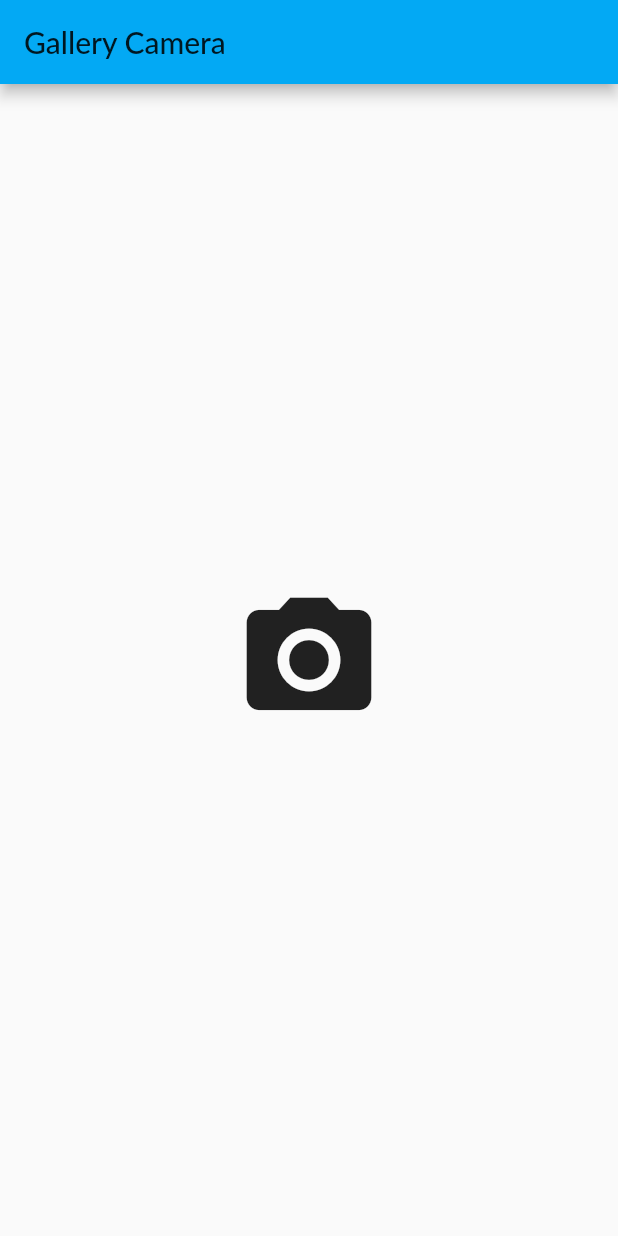
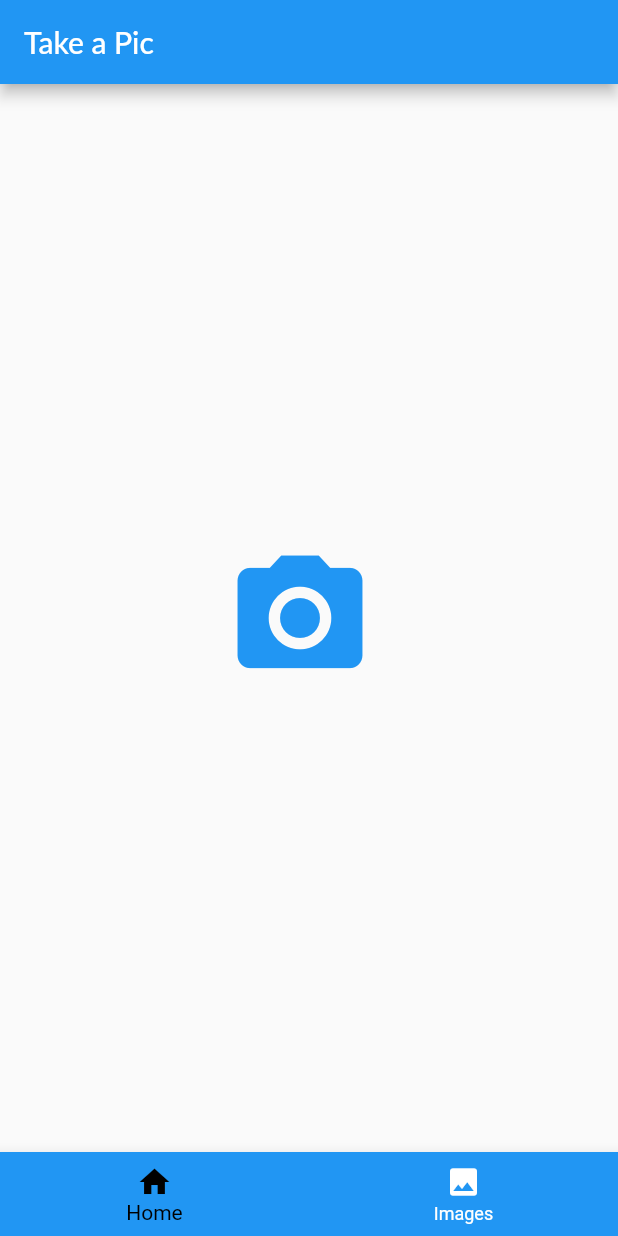
Before and after one commit to mwitiderrick/gallery-camera, a Flutter app: the screen it shows after launch, after a tap on the "photo camera" icon, on a phone screen of 412 x 824 dp. Run offline on Flutter 3.47's test engine with Material 2 defaults, Android fonts, the phone set to English and light mode, and no system bars; our stand-ins replace image_picker; Roboto replaces fonts that are missing (Lato).

Commit message:
Added tabs

```diff
--- a/lib/main.dart
+++ b/lib/main.dart
@@ -1,6 +1,7 @@
 import 'package:flutter/material.dart';
 
 import './screens/take_pic_screen.dart';
+import './screens/tabs_screen.dart';
 void main() => runApp(MyApp());
 
 class MyApp extends StatelessWidget {
@@ -10,7 +11,7 @@ class MyApp extends StatelessWidget {
       child: MaterialApp(
         title: 'Camera & Gallery Tutorial',
         theme: ThemeData(
-          primarySwatch: Colors.lightBlue,
+          primarySwatch: Theme.of(context).primaryColor,
           accentColor: Colors.teal,
           fontFamily: 'Lato',
           textTheme: ThemeData.light().textTheme.copyWith(
@@ -22,7 +23,9 @@ class MyApp extends StatelessWidget {
               ),
         ),
         routes: {
-          '/': (ctx) => TakePicScreen(),
+          '/': (ctx) =>  TabsScreen(),
+
+          TakePicScreen.routeName: (ctx) => TakePicScreen(),
         },
       ),
     );
--- /dev/null
+++ b/lib/screens/tabs_screen.dart
@@ -0,0 +1,61 @@
+import 'package:flutter/material.dart';
+
+import './take_pic_screen.dart';
+import './view_images.dart';
+class TabsScreen extends StatefulWidget {
+  @override
+  _TabsScreenState createState() => _TabsScreenState();
+}
+
+class _TabsScreenState extends State<TabsScreen> {
+  final List<Map<String, Object>> _pages = [
+     {
+      'page': TakePicScreen(),
+      'title': 'Take a Pic',
+    },
+    {
+      'page': ViewImages(),
+      'title': 'Your Images',
+    },
+
+
+  ];
+  int _selectedPageIndex = 0;
+
+  void _selectPage(int index) {
+    setState(() {
+      _selectedPageIndex = index;
+    });
+  }
+
+  @override
+  Widget build(BuildContext context) {
+    return Scaffold(
+      appBar: AppBar(
+        title: Text(_pages[_selectedPageIndex]['title']),
+        backgroundColor: Theme.of(context).primaryColor,
+      ),
+      body: _pages[_selectedPageIndex]['page'],
+      bottomNavigationBar: BottomNavigationBar(
+        onTap: _selectPage,
+        backgroundColor: Theme.of(context).primaryColor,
+        unselectedItemColor: Colors.white,
+        selectedItemColor: Colors.black,
+        currentIndex: _selectedPageIndex,
+        items: [
+            BottomNavigationBarItem(
+            backgroundColor: Theme.of(context).primaryColor,
+            icon: Icon(Icons.home),
+            title: Text('Home'),
+          ),
+
+          BottomNavigationBarItem(
+            backgroundColor: Theme.of(context).primaryColor,
+            icon: Icon(Icons.image),
+            title: Text('Images'),
+          ),
+        ],
+      ),
+    );
+  }
+}
--- a/lib/screens/take_pic_screen.dart
+++ b/lib/screens/take_pic_screen.dart
@@ -1,26 +1,50 @@
 import 'package:flutter/material.dart';
-
-class TakePicScreen extends StatelessWidget {
-  const TakePicScreen({Key key}) : super(key: key);
+import 'dart:io';
+import 'package:flutter/material.dart';
+import 'package:image_picker/image_picker.dart';
+import 'package:path/path.dart' as path;
+import 'package:path_provider/path_provider.dart' as pPath;
+class TakePicScreen extends StatefulWidget {
+  static const routeName = '/take-pic';
 
   @override
+  _TakePicScreenState createState() => _TakePicScreenState();
+}
+
+class _TakePicScreenState extends State<TakePicScreen> {
+  File _takenImage;
+   Future<void> _takePicture() async {
+    final imageFile = await ImagePicker.pickImage(
+      source: ImageSource.gallery,
+      // maxWidth: 500,
+    );
+    if (imageFile == null) {
+      return;
+    }
+    setState(() {
+      _takenImage = imageFile;
+    });
+    final appDir = await pPath.getApplicationDocumentsDirectory();
+    final fileName = path.basename(imageFile.path);
+    final savedImage = await imageFile.copy('${appDir.path}/$fileName');
+    print(savedImage);
+    // widget.onSelectImage(savedImage);
+  }
+  @override
   Widget build(BuildContext context) {
-    return Scaffold(
-      appBar: AppBar(
-        title: Text("Gallery Camera"),
-      ),
-      body: Container(
-        child: Center(
-          child: FlatButton(
-            onPressed: (){
-              print("hello");
-            },
-                      child: Icon(Icons.photo_camera,
-            size: 100,
+    return Container(
+       child: Center(
+         child: FlatButton.icon(
+              icon: Icon(Icons.photo_camera,
+              size: 100,
+              ),
+              label: Text(''),
+              textColor: Theme.of(context).primaryColor,
+              onPressed: _takePicture,
             ),
-          ),
-        ),
-      ),
-    );
+       ),
+        );
+
+
   }
 }
--- /dev/null
+++ b/lib/screens/view_images.dart
@@ -0,0 +1,10 @@
+import 'package:flutter/material.dart';
+class ViewImages extends StatelessWidget {
+
+  @override
+  Widget build(BuildContext context) {
+    return Container(
+      // child: child,
+    );
+  }
+}
```
